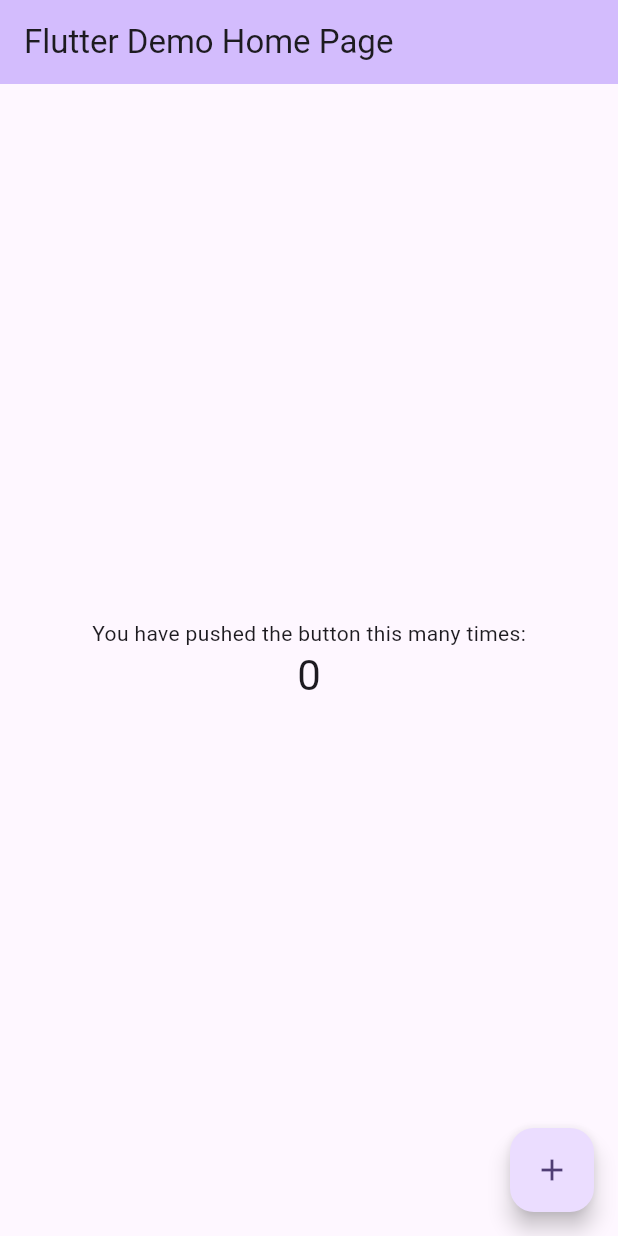
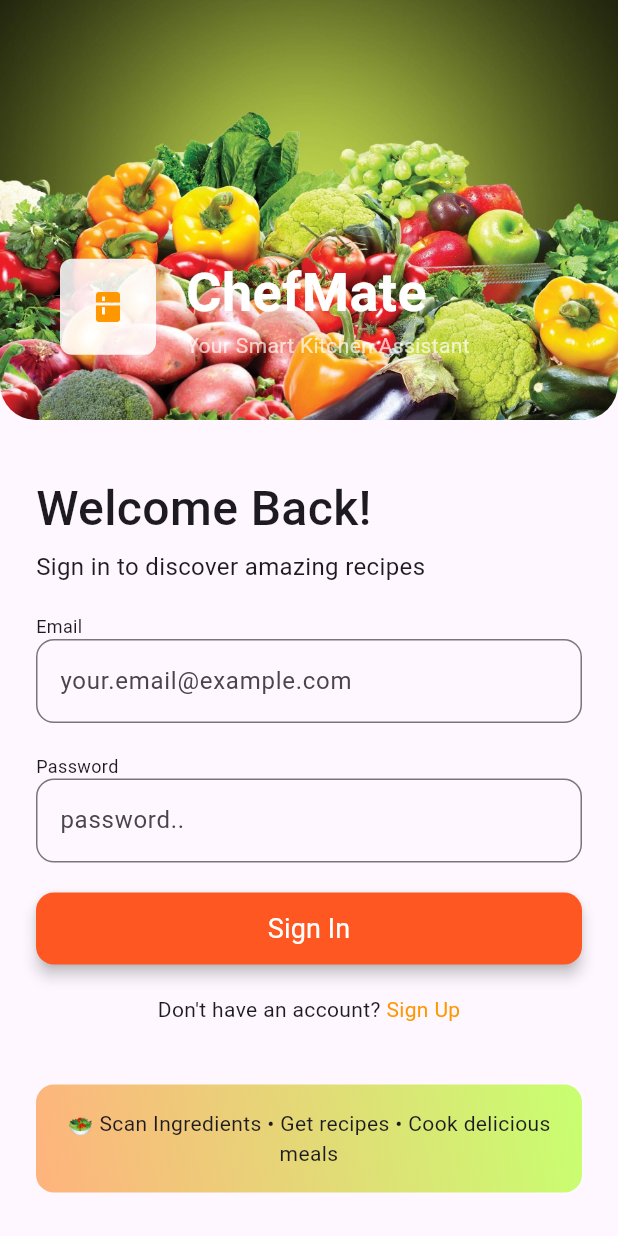
Before and after one commit to rishabhp/recipe-recommendation, a Flutter app: the screen it shows after launch, on a phone screen of 412 x 824 dp. Run offline on Flutter 3.47's test engine with Material 3 defaults, Android fonts, the light colour scheme and no system bars.

Commit message:
Designing login screen

```diff
--- a/lib/main.dart
+++ b/lib/main.dart
@@ -1,4 +1,5 @@
 import 'package:flutter/material.dart';
+import 'screens/login_screen.dart';
 
 void main() {
   runApp(const MyApp());
@@ -7,116 +8,12 @@ void main() {
 class MyApp extends StatelessWidget {
   const MyApp({super.key});
 
-  // This widget is the root of your application.
   @override
   Widget build(BuildContext context) {
     return MaterialApp(
-      title: 'Flutter Demo',
-      theme: ThemeData(
-        // This is the theme of your application.
-        //
-        // TRY THIS: Try running your application with "flutter run". You'll see
-        // the application has a purple toolbar. Then, without quitting the app,
-        // try changing the seedColor in the colorScheme below to Colors.green
-        // and then invoke "hot reload" (save your changes or press the "hot
-        // reload" button in a Flutter-supported IDE, or press "r" if you used
-        // the command line to start the app).
-        //
-        // Notice that the counter didn't reset back to zero; the application
-        // state is not lost during the reload. To reset the state, use hot
-        // restart instead.
-        //
-        // This works for code too, not just values: Most code changes can be
-        // tested with just a hot reload.
-        colorScheme: .fromSeed(seedColor: Colors.deepPurple),
-      ),
-      home: const MyHomePage(title: 'Flutter Demo Home Page'),
+      debugShowCheckedModeBanner: false,
+      title: 'Recipe Recommender',
+      home: LoginScreen(),
     );
   }
 }
-
-class MyHomePage extends StatefulWidget {
-  const MyHomePage({super.key, required this.title});
-
-  // This widget is the home page of your application. It is stateful, meaning
-  // that it has a State object (defined below) that contains fields that affect
-  // how it looks.
-
-  // This class is the configuration for the state. It holds the values (in this
-  // case the title) provided by the parent (in this case the App widget) and
-  // used by the build method of the State. Fields in a Widget subclass are
-  // always marked "final".
-
-  final String title;
-
-  @override
-  State<MyHomePage> createState() => _MyHomePageState();
-}
-
-class _MyHomePageState extends State<MyHomePage> {
-  int _counter = 0;
-
-  void _incrementCounter() {
-    setState(() {
-      // This call to setState tells the Flutter framework that something has
-      // changed in this State, which causes it to rerun the build method below
-      // so that the display can reflect the updated values. If we changed
-      // _counter without calling setState(), then the build method would not be
-      // called again, and so nothing would appear to happen.
-      _counter++;
-    });
-  }
-
-  @override
-  Widget build(BuildContext context) {
-    // This method is rerun every time setState is called, for instance as done
-    // by the _incrementCounter method above.
-    //
-    // The Flutter framework has been optimized to make rerunning build methods
-    // fast, so that you can just rebuild anything that needs updating rather
-    // than having to individually change instances of widgets.
-    return Scaffold(
-      appBar: AppBar(
-        // TRY THIS: Try changing the color here to a specific color (to
-        // Colors.amber, perhaps?) and trigger a hot reload to see the AppBar
-        // change color while the other colors stay the same.
-        backgroundColor: Theme.of(context).colorScheme.inversePrimary,
-        // Here we take the value from the MyHomePage object that was created by
-        // the App.build method, and use it to set our appbar title.
-        title: Text(widget.title),
-      ),
-      body: Center(
-        // Center is a layout widget. It takes a single child and positions it
-        // in the middle of the parent.
-        child: Column(
-          // Column is also a layout widget. It takes a list of children and
-          // arranges them vertically. By default, it sizes itself to fit its
-          // children horizontally, and tries to be as tall as its parent.
-          //
-          // Column has various properties to control how it sizes itself and
-          // how it positions its children. Here we use mainAxisAlignment to
-          // center the children vertically; the main axis here is the vertical
-          // axis because Columns are vertical (the cross axis would be
-          // horizontal).
-          //
-          // TRY THIS: Invoke "debug painting" (choose the "Toggle Debug Paint"
-          // action in the IDE, or press "p" in the console), to see the
-          // wireframe for each widget.
-          mainAxisAlignment: .center,
-          children: [
-            const Text('You have pushed the button this many times:'),
-            Text(
-              '$_counter',
-              style: Theme.of(context).textTheme.headlineMedium,
-            ),
-          ],
-        ),
-      ),
-      floatingActionButton: FloatingActionButton(
-        onPressed: _incrementCounter,
-        tooltip: 'Increment',
-        child: const Icon(Icons.add),
-      ),
-    );
-  }
-}
--- /dev/null
+++ b/lib/screens/login_screen.dart
@@ -0,0 +1,244 @@
+import 'package:flutter/material.dart';
+
+class LoginScreen extends StatefulWidget {
+  const LoginScreen({super.key});
+
+  State<LoginScreen> createState() => _LoginScreenState();
+}
+
+class _LoginScreenState extends State<LoginScreen> {
+  final TextEditingController emailController = TextEditingController();
+  final TextEditingController passwordController = TextEditingController();
+  final _formKey = GlobalKey<FormState>();
+
+  @override
+  void dispose() {
+    emailController.dispose();
+    passwordController.dispose();
+    super.dispose();
+  }
+
+  @override
+  Widget build(BuildContext context) {
+    return Scaffold(
+      body: SingleChildScrollView(
+        child: Column(
+          crossAxisAlignment: CrossAxisAlignment.start,
+          children: [
+            Stack(
+              children: [
+                Container(
+                  width: double.infinity,
+                  height: 280,
+                  decoration: BoxDecoration(
+                    borderRadius: BorderRadius.only(
+                      bottomLeft: Radius.circular(24),
+                      bottomRight: Radius.circular(24),
+                    ),
+                    image: DecorationImage(
+                      image: AssetImage('assets/images/kitchen.jpg'),
+                      fit: BoxFit.cover,
+                    ),
+                  ),
+                ),
+
+                Positioned(
+                  bottom: 40,
+                  left: 40,
+                  child: Row(
+                    children: [
+                      Container(
+                        height: 64,
+                        width: 64,
+                        padding: EdgeInsets.all(8),
+                        decoration: BoxDecoration(
+                          color: Colors.white.withAlpha(220),
+                          borderRadius: BorderRadius.circular(8.0),
+                        ),
+                        child: Icon(Icons.kitchen, color: Colors.orange),
+                      ),
+                      SizedBox(width: 20),
+                      Column(
+                        crossAxisAlignment: CrossAxisAlignment.start,
+                        children: [
+                          Text(
+                            "ChefMate",
+                            style: TextStyle(
+                              color: Colors.white,
+                              fontWeight: FontWeight.bold,
+                              fontSize: 36,
+                            ),
+                          ),
+                          Text(
+                            "Your Smart Kitchen Assistant",
+                            style: TextStyle(
+                              color: Colors.white70,
+                              fontSize: 14,
+                            ),
+                          ),
+                        ],
+                      ),
+                    ],
+                  ),
+                ),
+              ],
+            ), // for header image + logo + app name
+            SizedBox(height: 12),
+            Padding(
+              padding: EdgeInsets.all(24.0),
+              child: Column(
+                crossAxisAlignment: CrossAxisAlignment.start,
+                children: [
+                  Text(
+                    "Welcome Back!",
+                    style: TextStyle(fontSize: 32, fontWeight: FontWeight.w500),
+                  ),
+                  SizedBox(height: 4),
+                  Text(
+                    'Sign in to discover amazing recipes',
+                    style: TextStyle(fontSize: 16, fontWeight: FontWeight.w400),
+                  ),
+                  SizedBox(height: 20),
+                  Form(
+                    key: _formKey,
+                    child: Column(
+                      crossAxisAlignment: CrossAxisAlignment.start,
+                      children: [
+                        Text(
+                          "Email",
+                          style: TextStyle(
+                            fontSize: 12,
+                            fontWeight: FontWeight.w400,
+                          ),
+                        ),
+                        TextFormField(
+                          controller: emailController,
+                          validator: (value) {
+                            if (value == null || value.isEmpty) {
+                              return 'Email cannot be empty';
+                            }
+                            // TODO: ADD EMAIL VALIDATION LATER
+                            return null;
+                          },
+                          decoration: InputDecoration(
+                            hintText: 'your.email@example.com',
+                            border: OutlineInputBorder(
+                              borderRadius: BorderRadius.circular(12.0),
+                            ),
+                          ),
+                        ),
+                        SizedBox(height: 20),
+                        Text(
+                          "Password",
+                          style: TextStyle(
+                            fontSize: 12,
+                            fontWeight: FontWeight.w400,
+                          ),
+                        ),
+                        TextFormField(
+                          controller: passwordController,
+                          validator: (value) {
+                            if (value == null || value.isEmpty) {
+                              return 'Password cannot be empty';
+                            }
+                            return null;
+                          },
+                          obscureText: true,
+                          decoration: InputDecoration(
+                            hintText: 'password..',
+                            border: OutlineInputBorder(
+                              borderRadius: BorderRadius.circular(12.0),
+                            ),
+                          ),
+                        ),
+                        SizedBox(height: 20),
+                        SizedBox(
+                          height: 48,
+                          width: double.infinity,
+                          child: ElevatedButton(
+                            onPressed: () {
+                              if (_formKey.currentState!.validate()) {
+                                print(
+                                  'Login Successful',
+                                ); // move to user dashboard
+                              }
+                            },
+                            style: ElevatedButton.styleFrom(
+                              backgroundColor: Colors.deepOrange,
+                              shape: RoundedRectangleBorder(
+                                borderRadius: BorderRadius.circular(12.0),
+                              ),
+                              elevation: 4,
+                            ),
+                            child: Text(
+                              "Sign In",
+                              style: TextStyle(
+                                color: Colors.white,
+                                fontSize: 18,
+                                fontWeight: FontWeight.w400,
+                              ),
+                            ),
+                          ),
+                        ),
+
+                        SizedBox(height: 20),
+
+                        Center(
+                          child: Row(
+                            mainAxisAlignment: MainAxisAlignment.center,
+                            children: [
+                              Text(
+                                "Don't have an account? ",
+                                style: TextStyle(
+                                  fontSize: 14,
+                                  fontWeight: FontWeight.w400,
+                                ),
+                              ),
+                              GestureDetector(
+                                onTap: () {
+                                  print("Move to registration screen");
+                                },
+                                child: Text(
+                                  "Sign Up",
+                                  style: TextStyle(color: Colors.orange),
+                                ),
+                              ),
+                            ],
+                          ),
+                        ),
+                      ],
+                    ),
+                  ),
+
+                  SizedBox(height: 40),
+
+                  Container(
+                    width: double.infinity,
+                    padding: EdgeInsets.all(16),
+                    decoration: BoxDecoration(
+                      color: Colors.green.shade100,
+                      borderRadius: BorderRadius.circular(12.0),
+                      gradient: LinearGradient(
+                        colors: [Color.fromARGB(255, 255, 179, 125), Color.fromARGB(255, 200, 255, 112)],
+                        begin: Alignment.bottomLeft,
+                        end: Alignment.topRight
+                      ),
+                    ),
+                    child: Text(
+                      "🥗 Scan Ingredients • Get recipes • Cook delicious meals",
+                      style: TextStyle(
+                        fontSize: 14,
+                        fontWeight: FontWeight.w400,
+                      ),
+                      textAlign: TextAlign.center,
+                    ),
+                  ),
+                ],
+              ),
+            ),
+          ],
+        ),
+      ),
+    );
+  }
+}
--- a/pubspec.yaml
+++ b/pubspec.yaml
@@ -58,8 +58,8 @@ flutter:
   uses-material-design: true
 
   # To add assets to your application, add an assets section, like this:
-  # assets:
-  #   - images/a_dot_burr.jpeg
+  assets:
+    - assets/images/kitchen.jpg
   #   - images/a_dot_ham.jpeg
 
   # An image asset can refer to one or more resolution-specific "variants", see
```
Also changed, not shown: assets/images/kitchen.jpg (added), lib/widgets/custom_text_field.dart (added).
